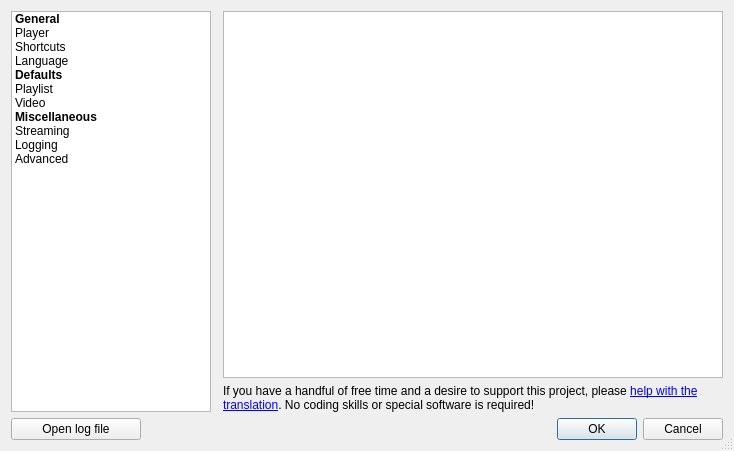
Old version of the form resources/ui/settings_dialog.ui in the repository vzhd1701/gridplayer.
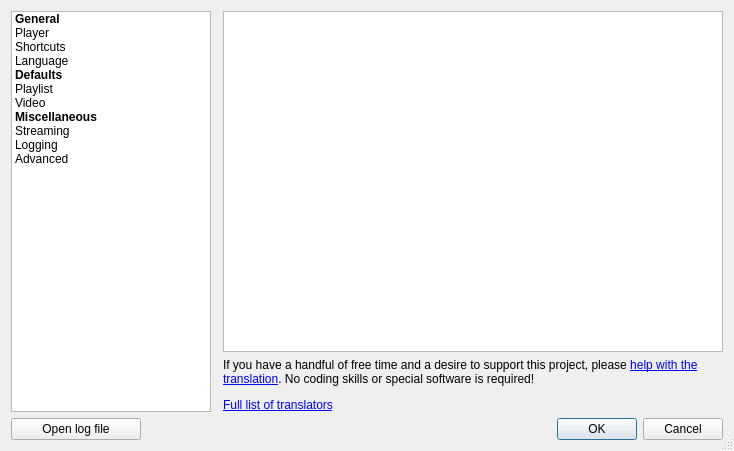
New version of the form. The open tabs and pages were chosen to show the change. Custom widgets are drawn as their Qt base class.

Patch:
```diff
--- a/resources/ui/settings_dialog.ui
+++ b/resources/ui/settings_dialog.ui
@@ -339,7 +339,7 @@
          <item>
           <widget class="QLabel" name="label_4">
            <property name="text">
-            <string>&lt;p&gt;If you have a handful of free time and a desire to support this project, please &lt;a href=&quot;https://crowdin.com/project/gridplayer&quot;&gt;help with the translation&lt;/a&gt;. No coding skills or special software is required!&lt;/p&gt;</string>
+            <string>&lt;p&gt;If you have a handful of free time and a desire to support this project, please &lt;a href=&quot;https://crowdin.com/project/gridplayer&quot;&gt;help with the translation&lt;/a&gt;. No coding skills or special software is required!&lt;/p&gt;&lt;p&gt;&lt;a href=&quot;https://github.com/vzhd1701/gridplayer#translations&quot;&gt;Full list of translators&lt;/a&gt;&lt;/p&gt;</string>
            </property>
            <property name="wordWrap">
             <bool>true</bool>
```
